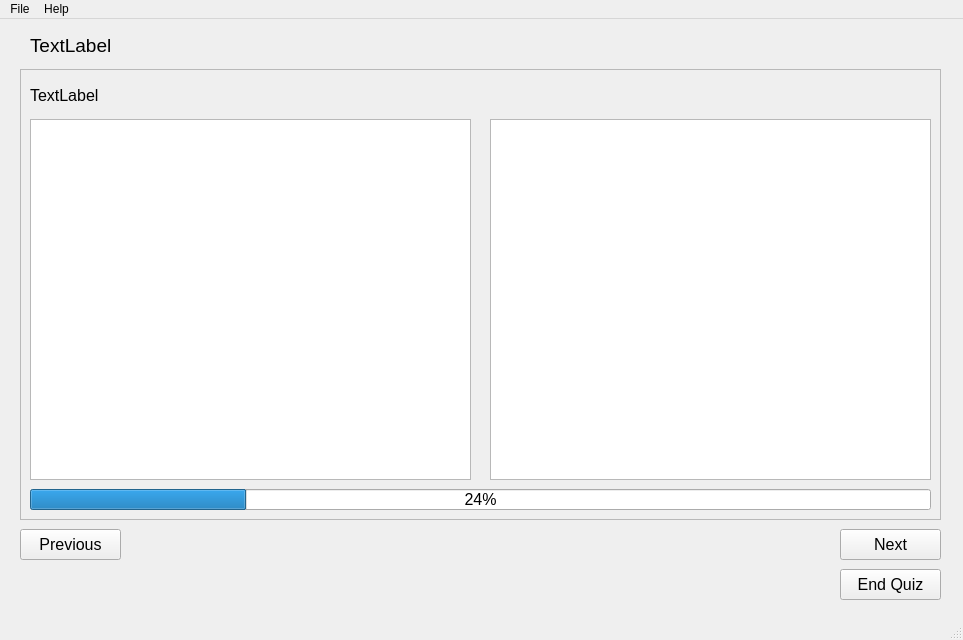
nikolovdeyan/flashkarti, file src/ui/quiz_window.ui: the form before one commit.
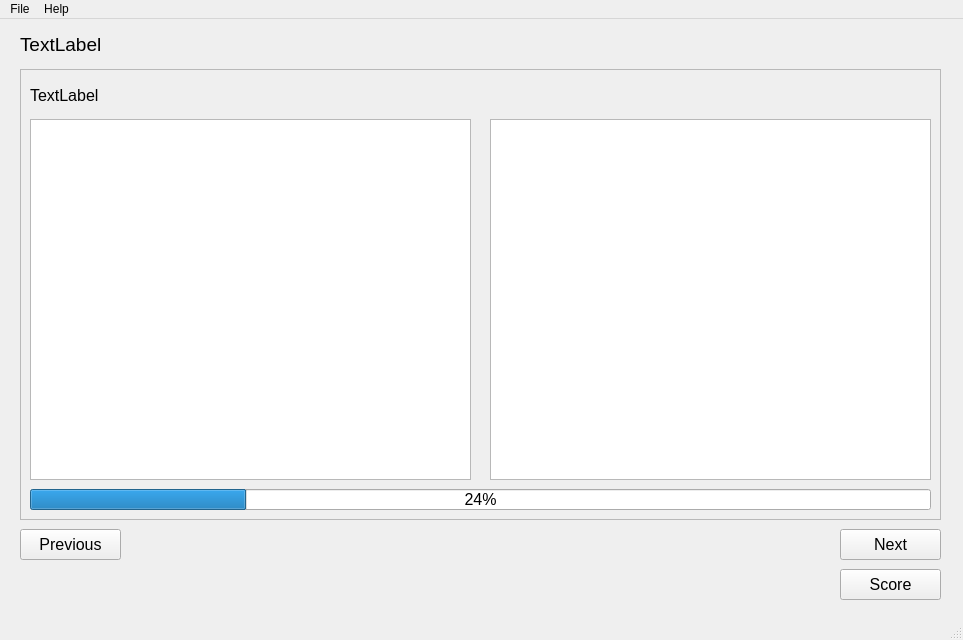
The form after the commit.

Commit message: Scoring window connected.

```diff
--- a/src/ui/quiz_window.ui
+++ b/src/ui/quiz_window.ui
@@ -17,10 +17,10 @@
    <widget class="QLabel" name="deck_title_label">
     <property name="geometry">
      <rect>
-      <x>30</x>
-      <y>16</y>
+      <x>20</x>
+      <y>10</y>
       <width>901</width>
-      <height>21</height>
+      <height>31</height>
      </rect>
     </property>
     <property name="font">
@@ -173,7 +173,7 @@
      </font>
     </property>
     <property name="text">
-     <string>End Quiz</string>
+     <string>Score</string>
     </property>
    </widget>
   </widget>
```
Left out of the diff: 6 changed lines with no effect on the pictures. The commit also changes 5 other files.
